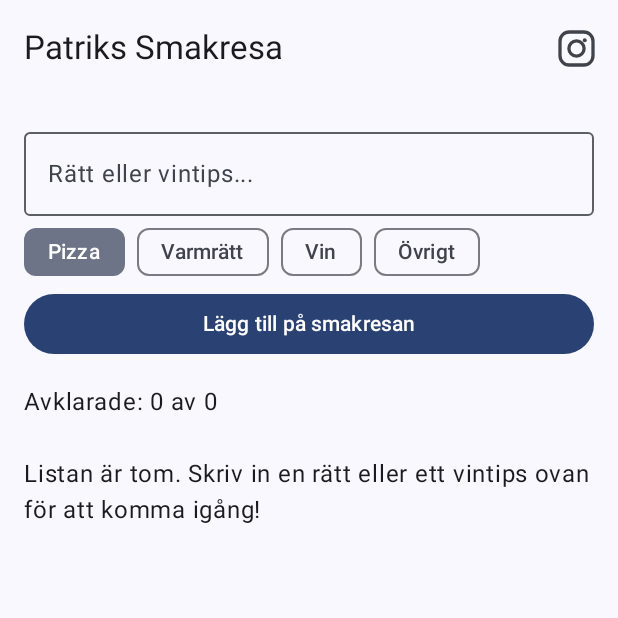
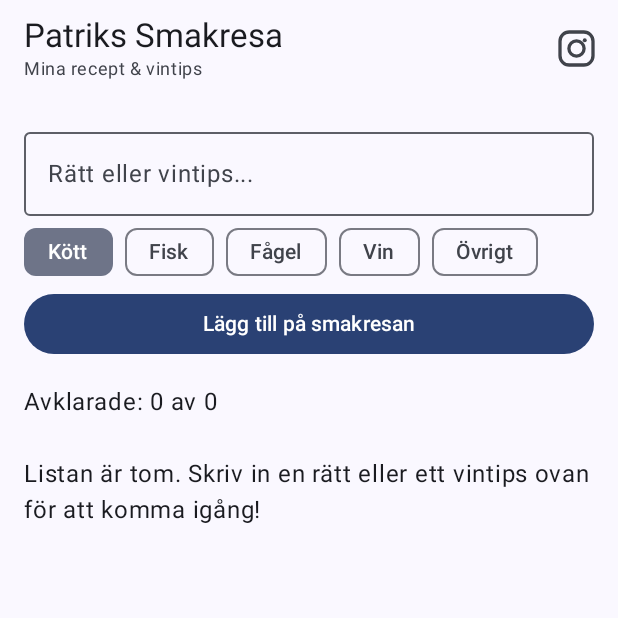
Before and after one commit to Patrikheden/Patriks.smakresa, an Android app built with Jetpack Compose: the screen it shows after launch (MainActivity), on a phone screen of 412 x 824 dp, the top half of it. Run offline under Robolectric (Android 15) with nearby library versions, the phone set to English and light mode, and no system bars.

Commit message:
Lade till underrubrik och uppdaterade kategorier

```diff
--- a/app/src/main/java/com/example/patrikssmakresa/MainActivity.kt
+++ b/app/src/main/java/com/example/patrikssmakresa/MainActivity.kt
@@ -47,6 +47,7 @@ import androidx.compose.material3.TextButton
 import androidx.compose.ui.platform.LocalUriHandler
 import androidx.compose.foundation.Canvas
 import androidx.compose.foundation.layout.size
+import androidx.compose.material3.MaterialTheme
 import androidx.compose.ui.geometry.CornerRadius
 import androidx.compose.ui.geometry.Offset
 import androidx.compose.ui.graphics.drawscope.Stroke
@@ -71,7 +72,16 @@ class MainActivity : ComponentActivity() {
                     topBar = {
                     val uriHandler = LocalUriHandler.current
                         TopAppBar(
-                                    title = { Text("Patriks Smakresa") },
+                            title = {
+                                Column {
+                                    Text(text = "Patriks Smakresa")
+                                    Text(
+                                        text = "Mina recept & vintips",
+                                        style = MaterialTheme.typography.bodySmall,
+                                        color = MaterialTheme.colorScheme.onSurfaceVariant
+                                    )
+                                }
+                            },
                             actions = {
                                 IconButton(
                                     onClick = {
@@ -83,7 +93,7 @@ class MainActivity : ComponentActivity() {
                                     }
                                 )
                             }
-                ) { innerPadding ->
+                ){ innerPadding ->
                     Greeting(
                         name = "Android",
                         modifier = Modifier.padding(innerPadding)
@@ -97,12 +107,12 @@ class MainActivity : ComponentActivity() {
 @Composable
 fun Greeting(name: String, modifier: Modifier = Modifier, viewModel: RecipeViewModel = viewModel()) {
     var titleInput by remember { mutableStateOf("") }
-    val categories = listOf("Pizza", "Varmrätt", "Vin", "Övrigt")
-    var selectedCategory by remember { mutableStateOf("Pizza") }
+    val categories = listOf("Kött", "Fisk", "Fågel", "Vin", "Övrigt")
+    var selectedCategory by remember { mutableStateOf("Kött") }
     val recipes by viewModel.recipes.collectAsState()
     var editingRecipe by remember { mutableStateOf<RecipeItem?>(null) }
     var editTitleInput by remember { mutableStateOf("") }
-    var editCategoryInput by remember { mutableStateOf("Pizza") }
+    var editCategoryInput by remember { mutableStateOf("Kött") }
 
     Column(modifier = modifier.padding(16.dp)) {
         OutlinedTextField(
```
Lines whose indentation alone changed are shown as unchanged.
